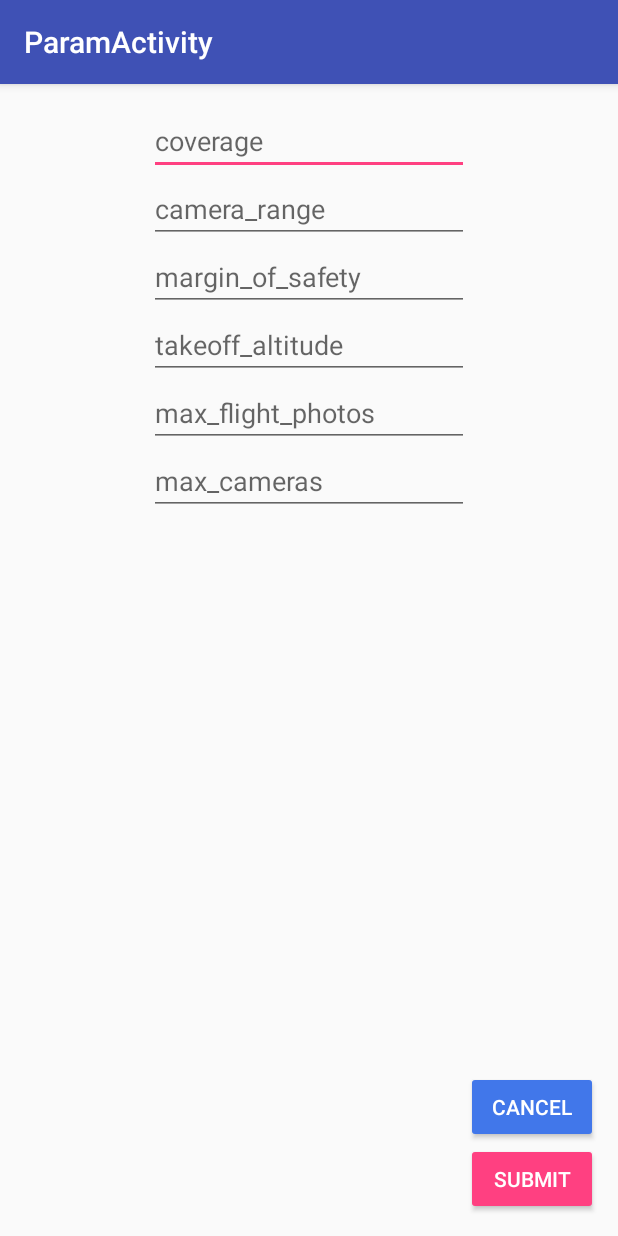
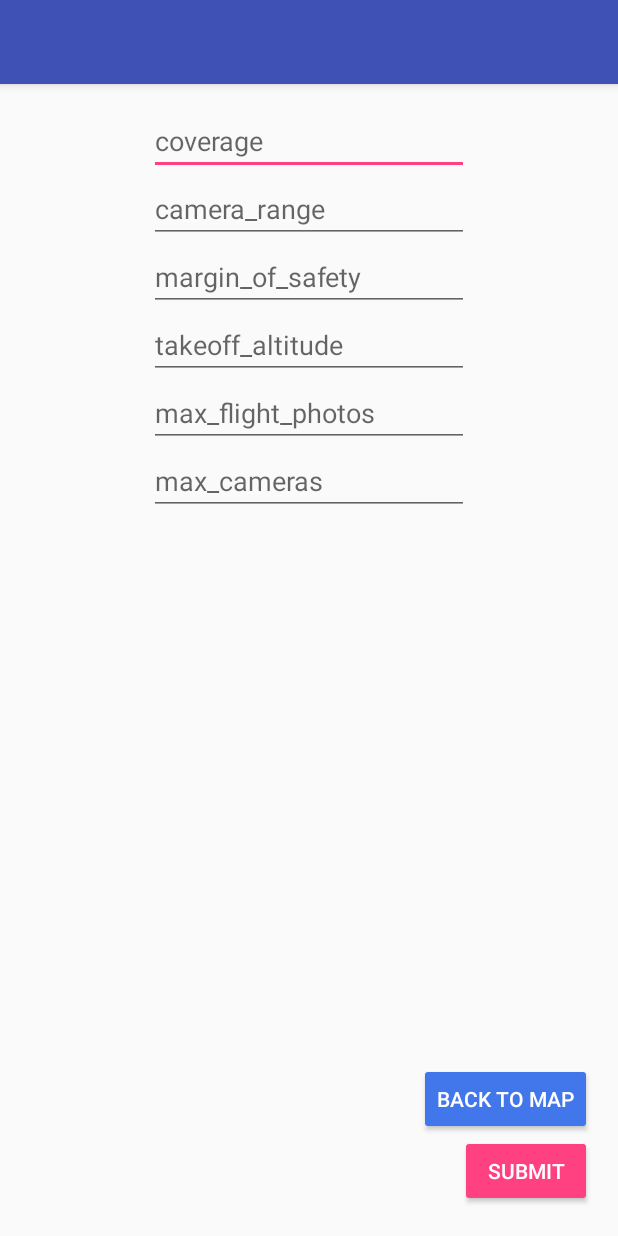
Before and after one commit to CrayonProof/MapsThree, an Android app: the ParamActivity screen opened directly, with no data from a screen before it, after a tap on "SUBMIT", on a phone screen of 412 x 824 dp. Run offline under Robolectric (Android 15) with nearby library versions, the phone set to English and light mode, and no system bars; 1 statement that could not run was skipped.

Commit message:
Minor UI changes
Unresolved:
Issue 1-Reroute Vertices
Issue 5-takeoff_point (is takeoff_altitude determined in front end or back end?)

Next Features:
Server Communication
Tabbed Layout?

```diff
--- a/app/src/main/java/com/example/matt/mapsthree/FileHelper.java
+++ b/app/src/main/java/com/example/matt/mapsthree/FileHelper.java
@@ -76,17 +76,19 @@ public class FileHelper {
             }
 
             String darti;
-            for (int i = 0; i <= length-1; i++)
+            FileOutputStream fos = new FileOutputStream(file, true);
+            fos.write(("[").getBytes());
+            for (int i = 0; i <= length-2; i++)
             {
                 darti = Double.toString(data.get(i).latitude) + "," + Double.toString(data.get(i).longitude);
-                FileOutputStream fos = new FileOutputStream(file, true);
-                fos.write((darti + "\r\n").getBytes());
+                fos.write(("[" + darti + "],").getBytes());
             }
+            darti = Double.toString(data.get(length-1).latitude) + "," + Double.toString(data.get(length-1).longitude);
+            fos.write(("[" + darti + "]]").getBytes());
             for (int i = 0; i < 6; i++)
             {
                 darti = vNames.get(i) + (param.get(i));
-                FileOutputStream fos = new FileOutputStream(file, true);
-                fos.write((darti + "\r\n").getBytes());
+                fos.write(("\r\n" + darti).getBytes());
             }
 
             return true;
--- a/app/src/main/res/layout/activity_param.xml
+++ b/app/src/main/res/layout/activity_param.xml
@@ -14,8 +14,9 @@
         <android.support.v7.widget.Toolbar
             android:id="@+id/toolbar"
             android:layout_width="match_parent"
-            android:layout_height="?attr/actionBarSize"
+            android:layout_height="match_parent"
             android:background="?attr/colorPrimary"
+            android:visibility="invisible"
             app:popupTheme="@style/AppTheme.PopupOverlay" />
 
     </android.support.design.widget.AppBarLayout>
--- a/app/src/main/res/layout/content_param.xml
+++ b/app/src/main/res/layout/content_param.xml
@@ -94,8 +94,8 @@
             android:layout_height="wrap_content"
             android:layout_alignParentBottom="true"
             android:layout_alignParentEnd="true"
-            android:layout_marginBottom="14dp"
-            android:layout_marginEnd="13dp"
+            android:layout_marginBottom="19dp"
+            android:layout_marginEnd="17dp"
             android:text="Submit" />
 
         <Button
@@ -106,7 +106,7 @@
             android:layout_above="@+id/btnSave"
             android:layout_alignEnd="@+id/btnSave"
             android:backgroundTint="#4177ea"
-            android:text="cancel" />
+            android:text="Back to Map" />
     </RelativeLayout>
 
 </android.support.constraint.ConstraintLayout>
```
Also changed, not shown: app/src/main/java/com/example/matt/mapsthree/MapsActivity.java (+21 -5 lines), app/src/main/res/layout/activity_maps.xml (+11 -11 lines), 738 other files.
